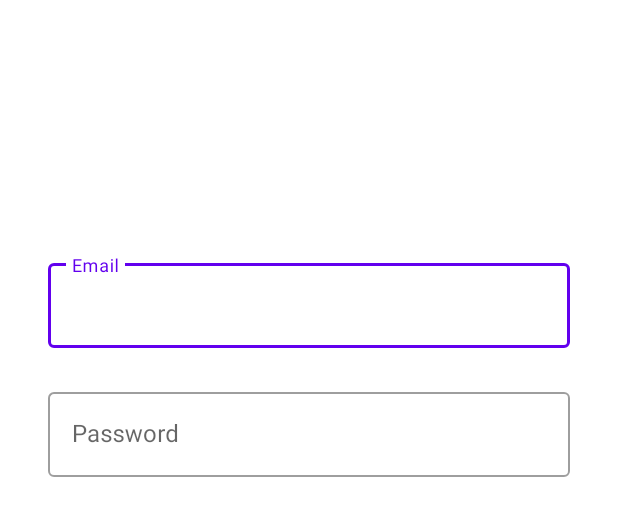
After one commit to emmpann/planact, an Android app: the layout login_page.xml on its own in the app's theme, with its tools: preview values and no code run, on a phone screen of 412 x 824 dp. The commit adds this screen. Shown: the top 516 px of the screen. Run offline under Robolectric (Android 15) with nearby library versions, the phone set to English and light mode, and no system bars.

Commit message:
add some page

```diff
--- a/app/src/main/java/com/efan/planact/MainActivity.kt
+++ b/app/src/main/java/com/efan/planact/MainActivity.kt
@@ -6,6 +6,6 @@ import android.os.Bundle
 class MainActivity : AppCompatActivity() {
     override fun onCreate(savedInstanceState: Bundle?) {
         super.onCreate(savedInstanceState)
-        setContentView(R.layout.activity_main)
+        setContentView(R.layout.onboarding_page)
     }
 }
--- /dev/null
+++ b/app/src/main/res/layout/login_page.xml
@@ -0,0 +1,43 @@
+<?xml version="1.0" encoding="utf-8"?>
+<androidx.constraintlayout.widget.ConstraintLayout xmlns:android="http://schemas.android.com/apk/res/android"
+    xmlns:app="http://schemas.android.com/apk/res-auto"
+    xmlns:tools="http://schemas.android.com/tools"
+    android:layout_width="match_parent"
+    android:layout_height="match_parent">
+
+    <com.google.android.material.textfield.TextInputLayout
+        style="@style/Widget.MaterialComponents.TextInputLayout.OutlinedBox"
+        android:id="@+id/email_field"
+        android:layout_width="match_parent"
+        android:layout_height="wrap_content"
+        android:layout_marginStart="32dp"
+        android:layout_marginTop="170dp"
+        android:layout_marginEnd="32dp"
+        app:layout_constraintEnd_toEndOf="parent"
+        app:layout_constraintStart_toStartOf="parent"
+        app:layout_constraintTop_toTopOf="parent">
+
+        <com.google.android.material.textfield.TextInputEditText
+            android:layout_width="match_parent"
+            android:layout_height="wrap_content"
+            android:hint="Email" />
+    </com.google.android.material.textfield.TextInputLayout>
+
+    <com.google.android.material.textfield.TextInputLayout
+        style="@style/Widget.MaterialComponents.TextInputLayout.OutlinedBox"
+        android:id="@+id/password_field"
+        android:layout_width="match_parent"
+        android:layout_height="wrap_content"
+        android:layout_marginStart="32dp"
+        android:layout_marginTop="256dp"
+        android:layout_marginEnd="32dp"
+        app:layout_constraintEnd_toEndOf="parent"
+        app:layout_constraintStart_toStartOf="parent"
+        app:layout_constraintTop_toTopOf="parent">
+
+        <com.google.android.material.textfield.TextInputEditText
+            android:layout_width="match_parent"
+            android:layout_height="wrap_content"
+            android:hint="Password" />
+    </com.google.android.material.textfield.TextInputLayout>
+</androidx.constraintlayout.widget.ConstraintLayout>
--- /dev/null
+++ b/app/src/main/res/layout/register_page.xml
@@ -0,0 +1,6 @@
+<?xml version="1.0" encoding="utf-8"?>
+<androidx.constraintlayout.widget.ConstraintLayout xmlns:android="http://schemas.android.com/apk/res/android"
+    android:layout_width="match_parent"
+    android:layout_height="match_parent">
+
+</androidx.constraintlayout.widget.ConstraintLayout>
```
Also changed, not shown: app/src/main/res/layout/activity_main.xml (deleted, +0 -18 lines), app/src/main/res/layout/onboarding_page.xml (added, +7 -0 lines).
